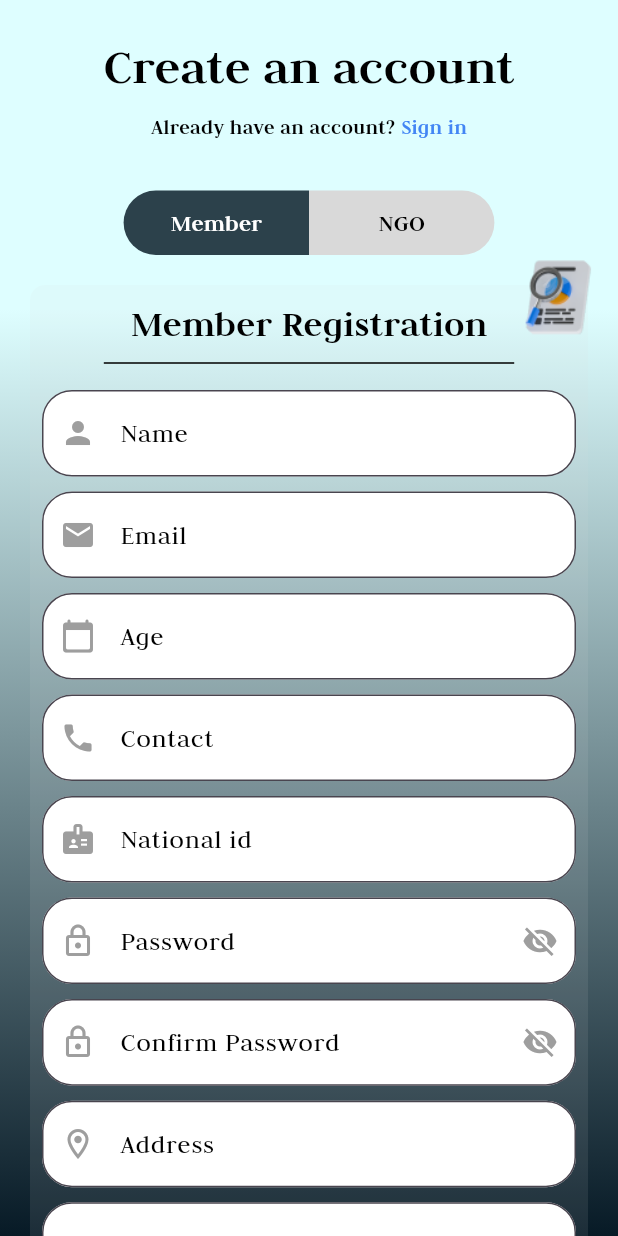
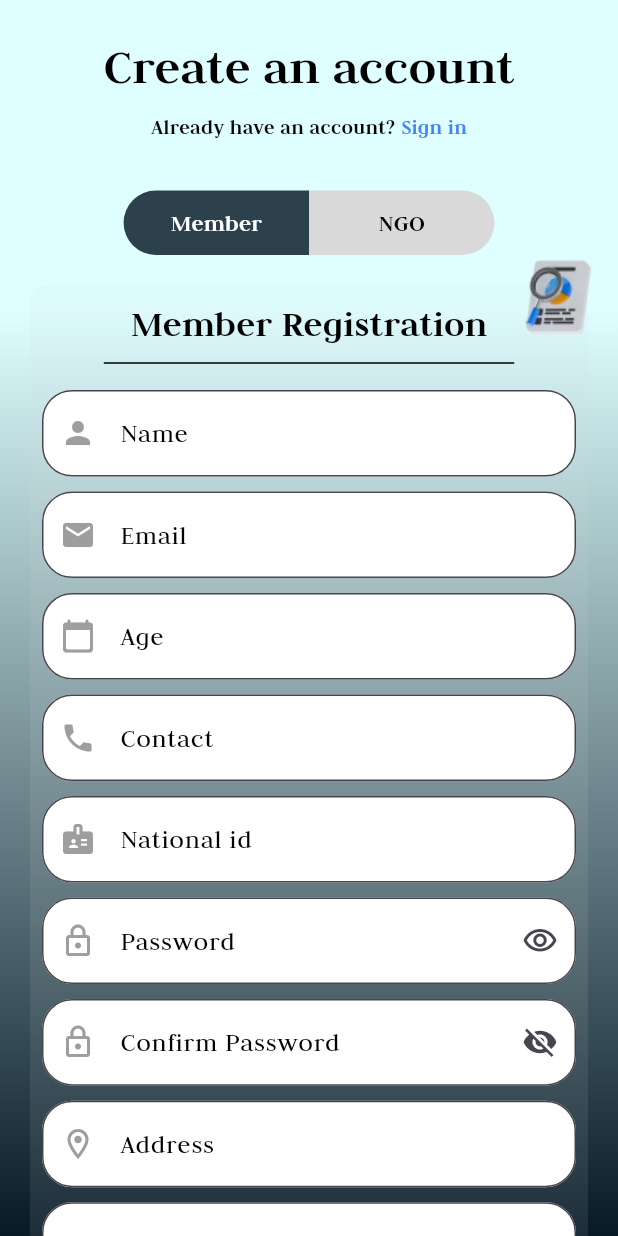
Before and after one commit to Mahmoud031/graduation_project, a Flutter app: the SignUpNgoView screen opened by its route, scrolled down 60 dp, after a tap on "Member", on a phone screen of 412 x 824 dp. Run offline on Flutter 3.47's test engine with Material 3 defaults, Android fonts, the light colour scheme and no system bars; drawn by our look-alikes of modal_progress_hud_nsn; our stand-ins replace bloc, dartz, dots_indicator, firebase_auth, firebase_core, flutter_bloc and 2 more; accounts and stored records are empty.

Commit message:
make password field

```diff
--- a/lib/core/widgets/custom_text_field.dart
+++ b/lib/core/widgets/custom_text_field.dart
@@ -14,7 +14,7 @@ class CustomTextFormField extends StatelessWidget {
   final String hintText;
   final double size;
   final IconData? prefixIcon;
-  final IconData? suffixIcon;
+  final Widget? suffixIcon;
   final bool obscureText;
   final String? labelText;
   final TextInputType? textInputType;
@@ -45,8 +45,7 @@ class CustomTextFormField extends StatelessWidget {
           prefixIcon: prefixIcon != null
               ? Icon(prefixIcon, color: Colors.grey)
               : null, // Only show the prefixIcon if it's not null
-          suffixIcon:
-              suffixIcon != null ? Icon(suffixIcon, color: Colors.grey) : null,
+          suffixIcon: suffixIcon,
           filled: true,
           fillColor: Colors.white,
           focusedBorder: OutlineInputBorder(
--- /dev/null
+++ b/lib/core/widgets/password_field.dart
@@ -0,0 +1,40 @@
+import 'package:flutter/material.dart';
+
+import 'custom_text_field.dart';
+
+class PasswordField extends StatefulWidget {
+  const PasswordField({
+    super.key, this.onSaved,
+  });
+  final void Function(String?)? onSaved;
+
+  @override
+  State<PasswordField> createState() => _PasswordFieldState();
+}
+
+class _PasswordFieldState extends State<PasswordField> {
+  bool obscureText = true;
+  @override
+  Widget build(BuildContext context) {
+    return CustomTextFormField(
+      onSaved: (value) {
+
+      },
+      obscureText: obscureText,
+      hintText: 'Enter Password',
+      labelText: 'Password',
+      prefixIcon: Icons.lock_outlined,
+
+      suffixIcon: GestureDetector(
+        onTap: () {
+          obscureText = !obscureText;
+          setState(() {});
+        },
+        child: obscureText
+            ? const Icon(Icons.visibility_outlined)
+            :
+        const Icon(Icons.visibility_off_outlined),
+      ),
+    );
+  }
+}
--- a/lib/features/auth/presentation/views/widgets/login_view_body.dart
+++ b/lib/features/auth/presentation/views/widgets/login_view_body.dart
@@ -6,6 +6,7 @@ import 'package:graduation_project/core/widgets/custom_button.dart';
 import 'package:graduation_project/core/widgets/custom_text_field.dart';
 import 'package:graduation_project/core/widgets/dont_have_account.dart';
 import 'package:graduation_project/core/widgets/or_divider.dart';
+import 'package:graduation_project/core/widgets/password_field.dart';
 
 import 'social_login.dart';
 
@@ -59,14 +60,7 @@ class LoginViewBody extends StatelessWidget {
                           const SizedBox(
                             height: 32,
                           ),
-                          const CustomTextFormField(
-                            labelText: 'Password',
-                            hintText: 'Enter your password',
-                            prefixIcon: Icons.lock_outline,
-                            suffixIcon: Icons.remove_red_eye,
-                            obscureText: true,
-                            textInputType: TextInputType.visiblePassword,
-                          ),
+                          PasswordField(),
                           Row(
                             mainAxisAlignment: MainAxisAlignment.end,
                             children: [
--- a/lib/features/auth/presentation/views/widgets/sign_up_ngo_body_view.dart
+++ b/lib/features/auth/presentation/views/widgets/sign_up_ngo_body_view.dart
@@ -4,6 +4,7 @@ import 'package:graduation_project/core/utils/app_images.dart';
 import 'package:graduation_project/core/utils/app_text_styles.dart';
 import 'package:graduation_project/core/widgets/custom_button.dart';
 import 'package:graduation_project/core/widgets/custom_text_field.dart';
+import 'package:graduation_project/core/widgets/password_field.dart';
 import 'package:graduation_project/features/auth/presentation/views/login_view.dart';
 import 'package:graduation_project/features/auth/presentation/views/widgets/memer_ngo_toggle.dart';
 import 'package:graduation_project/features/auth/presentation/views/widgets/terms_and_conditions.dart';
@@ -97,21 +98,11 @@ class SignUpNgoViewBody extends StatelessWidget {
                             prefixIcon: Icons.badge,
                           ),
                           const SizedBox(height: 10),
-                          const CustomTextFormField(
-                            hintText: 'Enter Password',
-                            labelText: 'Password',
-                            prefixIcon: Icons.lock_outlined,
-                            suffixIcon: Icons.visibility_off,
-                            obscureText: true,
-                          ),
+                          PasswordField(
+                            ),
                           const SizedBox(height: 10),
-                          const CustomTextFormField(
-                            hintText: 'Confirm Password',
-                            labelText: 'Confirm Password',
-                            prefixIcon: Icons.lock_outlined,
-                            suffixIcon: Icons.visibility_off,
-                            obscureText: true,
-                          ),
+                          PasswordField(
+                            ),
                           const SizedBox(height: 10),
                           const CustomTextFormField(
                             hintText: 'Enter Address',
--- a/lib/features/auth/presentation/views/widgets/sign_up_view_body.dart
+++ b/lib/features/auth/presentation/views/widgets/sign_up_view_body.dart
@@ -5,6 +5,7 @@ import 'package:graduation_project/core/utils/app_images.dart';
 import 'package:graduation_project/core/utils/app_text_styles.dart';
 import 'package:graduation_project/core/widgets/custom_button.dart';
 import 'package:graduation_project/core/widgets/custom_text_field.dart';
+import 'package:graduation_project/core/widgets/password_field.dart';
 import 'package:graduation_project/features/auth/presentation/cubits/signp_cubit/signup_cubit.dart';
 import 'package:graduation_project/features/auth/presentation/views/login_view.dart';
 import 'package:graduation_project/features/auth/presentation/views/widgets/terms_and_conditions.dart';
@@ -97,6 +98,7 @@ class _SignUpViewBodyState extends State<SignUpViewBody> {
                               hintText: 'Enter Full Name',
                               labelText: 'Name',
                               prefixIcon: Icons.person,
+                              textInputType: TextInputType.name,
                             ),
                             const SizedBox(height: 10),
                             CustomTextFormField(
@@ -106,6 +108,7 @@ class _SignUpViewBodyState extends State<SignUpViewBody> {
                               hintText: 'Enter Email',
                               labelText: 'Email',
                               prefixIcon: Icons.email,
+                              textInputType: TextInputType.emailAddress,
                             ),
                             const SizedBox(height: 10),
                             CustomTextFormField(
@@ -137,15 +140,10 @@ class _SignUpViewBodyState extends State<SignUpViewBody> {
                               textInputType: TextInputType.number,
                             ),
                             const SizedBox(height: 10),
-                            CustomTextFormField(
+                            PasswordField(
                               onSaved: (value) {
                                 password = value!;
                               },
-                              hintText: 'Enter Password',
-                              labelText: 'Password',
-                              prefixIcon: Icons.lock_outlined,
-                              suffixIcon: Icons.visibility_off,
-                              obscureText: true,
                             ),
                             const SizedBox(height: 10),
                             CustomTextFormField(
@@ -155,7 +153,7 @@ class _SignUpViewBodyState extends State<SignUpViewBody> {
                               hintText: 'Confirm Password',
                               labelText: 'Confirm Password',
                               prefixIcon: Icons.lock_outlined,
-                              suffixIcon: Icons.visibility_off,
+                              suffixIcon: Icon(Icons.visibility_off),
                               obscureText: true,
                             ),
                             const SizedBox(height: 10),
```
